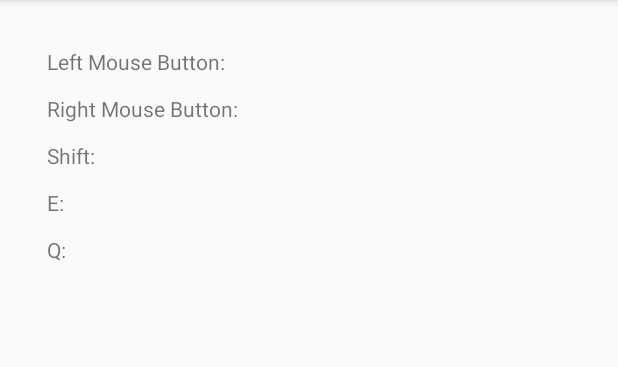
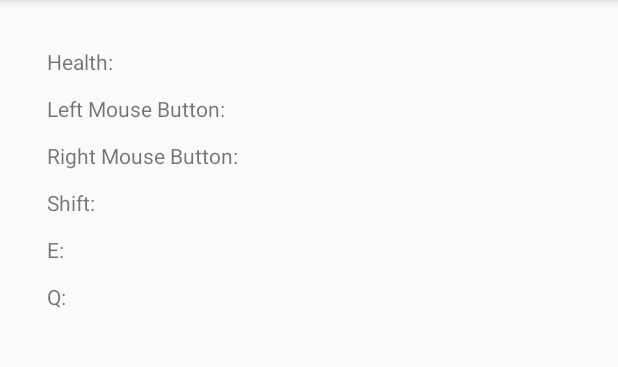
Before and after one commit to rlam17/DPSProject, an Android app: the HeroPage screen opened directly, with no data from a screen before it, on a phone screen of 412 x 824 dp, the part 84-451 px from its top. Run offline under Robolectric (Android 15) with nearby library versions, the phone set to English and light mode, and no system bars; 10 statements that could not run were skipped.

Commit message:
Health/Armor/Shield text more dynamic

```diff
--- a/app/src/main/java/com/example/rlam17/dpsproject/HeroPage.java
+++ b/app/src/main/java/com/example/rlam17/dpsproject/HeroPage.java
@@ -5,6 +5,7 @@ import android.content.Intent;
 
 import android.os.Bundle;
 import android.support.v7.app.AppCompatActivity;
+import android.view.View;
 import android.widget.TextView;
 
 
@@ -35,6 +36,33 @@ public class HeroPage extends AppCompatActivity {
         // Table columns are:
         //Heroname lmb1	lmb1pc	lmb1ps	rmb	rmbpc	rmbps	shift	shiftps	e	epc	q	qps	health	armor	shield	lmb2	lmb2pc	lmb2ps
 
+        TextView has = (TextView)findViewById(R.id.has);
+        String hasString = (String)has.getText();
+
+        TextView health = (TextView)findViewById(R.id.health);
+        health.setText(heroListing[13]);
+
+        String healthString = (String)health.getText();
+
+
+
+        if(!heroListing[14].equals("0")){ //has armor
+            hasString = hasString + "/Armor";
+            healthString = healthString + "/" + heroListing[14];
+        }
+
+
+        if(!heroListing[15].equals("0")){
+            hasString = hasString + "/Shield";
+            healthString = healthString + "/" + heroListing[15];
+        }
+
+        hasString = hasString + ": ";
+
+        has.setText(hasString);
+        health.setText(healthString);
+
+
         TextView lmb = (TextView)findViewById(R.id.lmbValue);
         lmb.setText(heroListing[1]);
 
--- a/app/src/main/res/layout/hero_page.xml
+++ b/app/src/main/res/layout/hero_page.xml
@@ -6,6 +6,24 @@
     android:layout_marginBottom="25dp"
     android:layout_marginLeft="25dp"
     android:layout_marginRight="25dp">
+
+
+
+    <TableRow>
+        <TextView
+            android:layout_column="1"
+            android:id="@+id/has"
+            android:text="Health"
+            android:padding="6dip" />
+        <TextView
+            android:id="@+id/health"
+            android:gravity="right"
+            android:padding="6dip" />
+
+
+
+
+    </TableRow>
 
     <TableRow>
         <TextView
@@ -77,6 +95,13 @@
 
     </TableRow>
 
+    <TableRow>
+        <TextView
+            android:id="@+id/summary"/>
+
+
+    </TableRow>
+
 
 
 </TableLayout>
```
